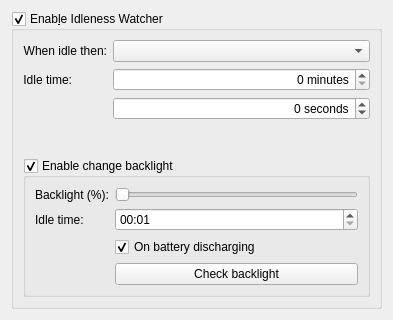
Qt form config/idlenesswatchersettings.ui (lxqt/lxqt-powermanagement) before a commit.
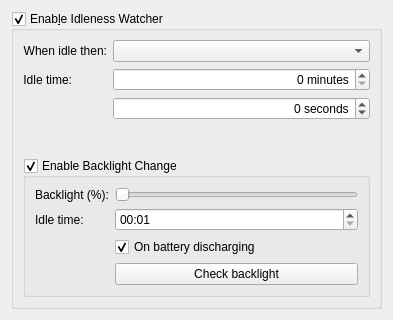
The same form after that commit.

Commit message: "Enable change backlight" to "Enable Backlight Change".

What changed in the file:
```diff
--- a/config/idlenesswatchersettings.ui
+++ b/config/idlenesswatchersettings.ui
@@ -91,7 +91,7 @@
       <item>
        <widget class="QGroupBox" name="idlenessBacklightWatcherGroupBox">
         <property name="title">
-         <string>Enable change backlight</string>
+         <string>Enable Backlight Change</string>
         </property>
         <property name="checkable">
          <bool>true</bool>
```
